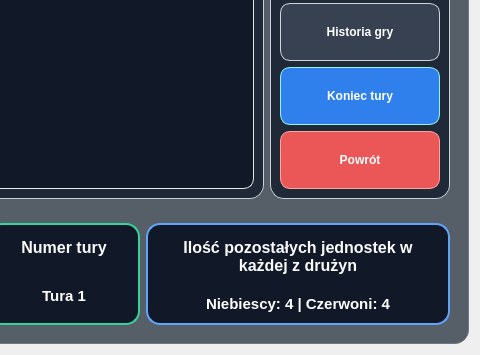
Old version of the form pages/battlepage.ui in the repository JuliaGrze/CPP_ProjektStudia_WarGame; both pictures show x 504 to 984 and y 233 to 588 of the 984 by 588 pixel window.
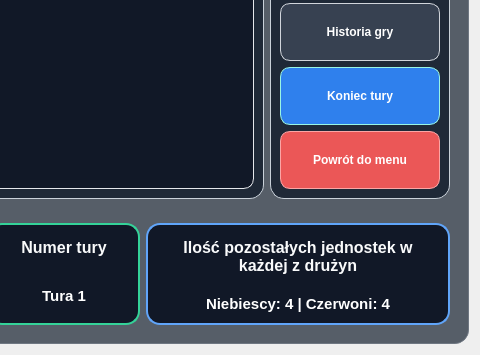
New version of the form.

```diff
--- a/pages/battlepage.ui
+++ b/pages/battlepage.ui
@@ -360,7 +360,7 @@
             <item>
              <widget class="QPushButton" name="btnBackToMenu">
               <property name="text">
-               <string>Powrót</string>
+               <string>Powrót do menu</string>
               </property>
              </widget>
             </item>
```
